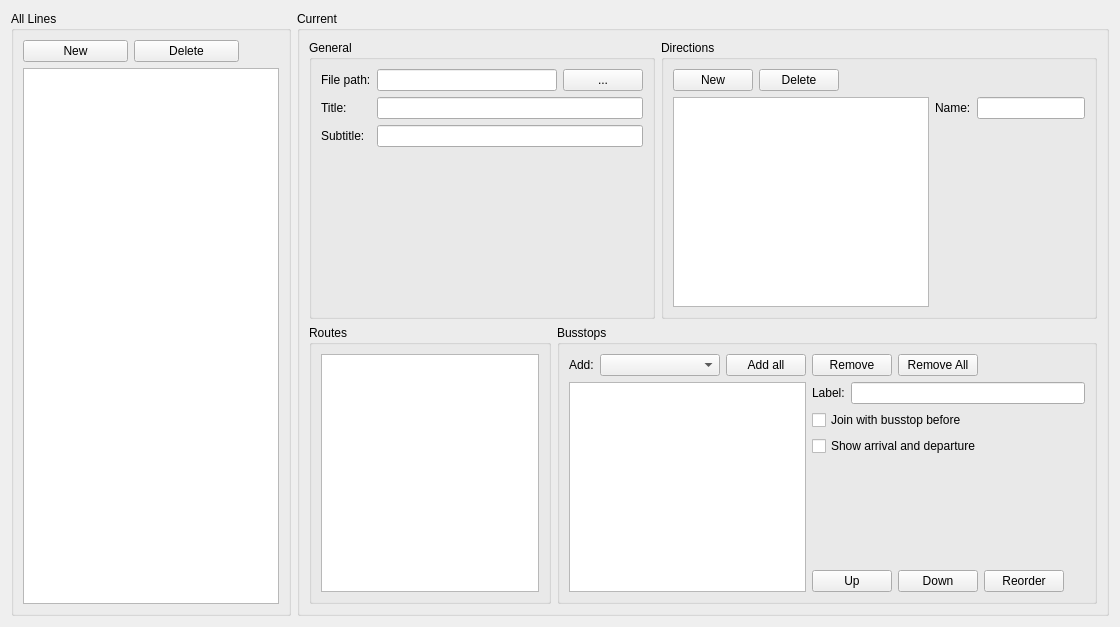
The window that Widgets/Publications/wdgpublishedlines.ui (ma7t3/ScheduleMaster) describes before a commit, drawn with Qt 5.
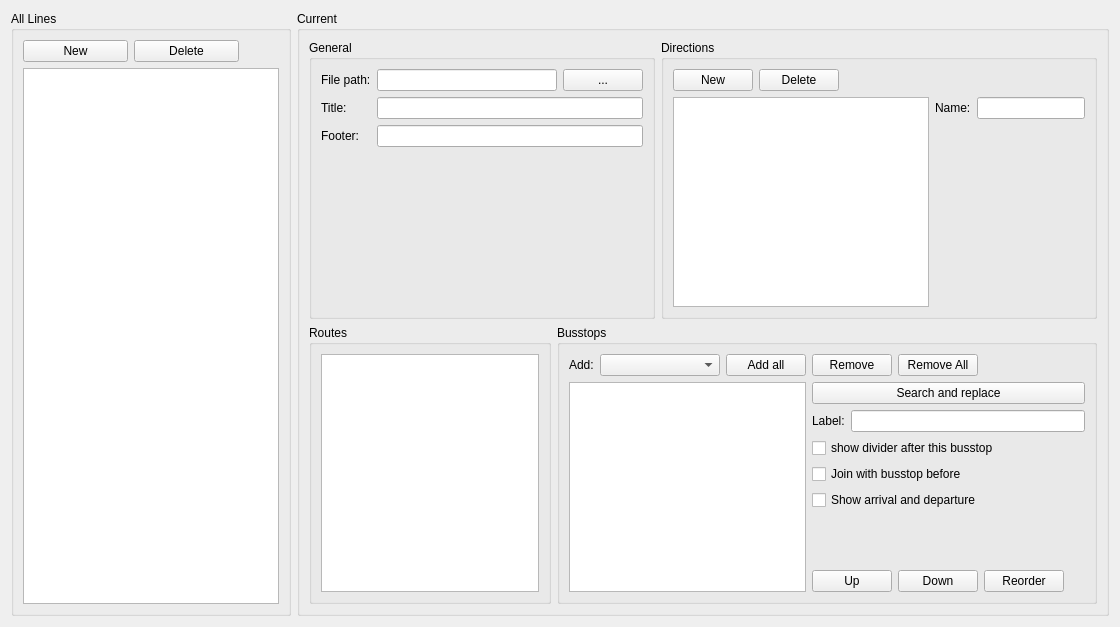
The same window after the commit.

Patch:
```diff
--- a/Widgets/Publications/wdgpublishedlines.ui
+++ b/Widgets/Publications/wdgpublishedlines.ui
@@ -119,7 +119,7 @@
            <item row="2" column="0">
             <widget class="QLabel" name="label_3">
              <property name="text">
-              <string>Subtitle:</string>
+              <string>Footer:</string>
              </property>
             </widget>
            </item>
@@ -297,6 +297,13 @@
                </item>
               </layout>
              </item>
+             <item>
+              <widget class="QPushButton" name="pbBusstopSearchAndReplace">
+               <property name="text">
+                <string>Search and replace</string>
+               </property>
+              </widget>
+             </item>
              <item>
               <layout class="QHBoxLayout" name="horizontalLayout_4">
                <item>
@@ -311,6 +318,13 @@
                </item>
               </layout>
              </item>
+             <item>
+              <widget class="QCheckBox" name="cbBusstopsShowDivider">
+               <property name="text">
+                <string>show divider after this busstop</string>
+               </property>
+              </widget>
+             </item>
              <item>
               <widget class="QCheckBox" name="cbBusstopsJoin">
                <property name="text">
```
Left out of the diff: 2 changed lines with no effect on the pictures.
